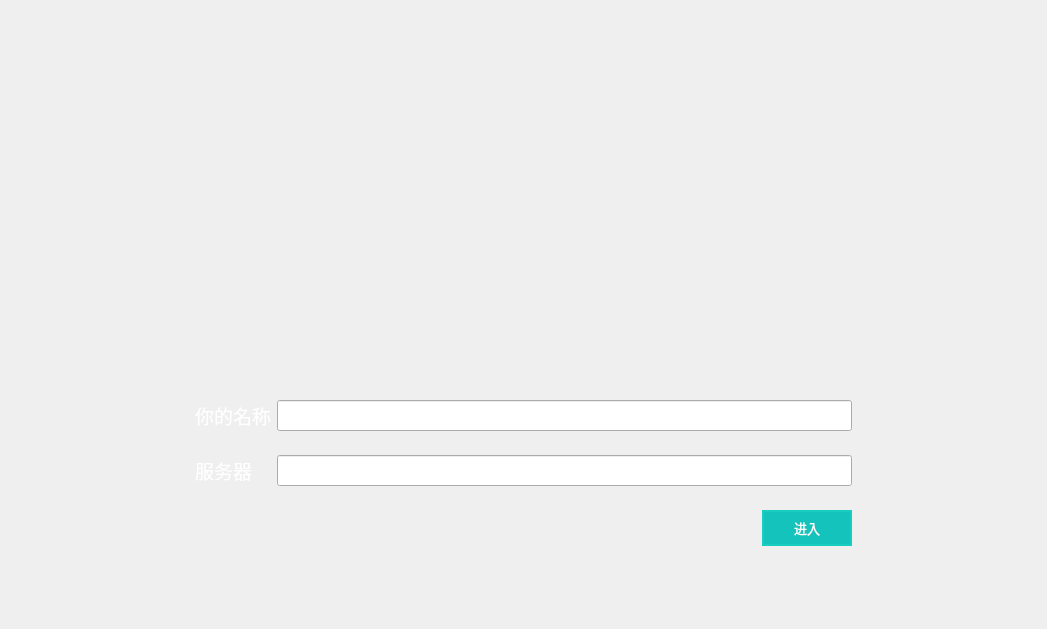
The window that Mainpage/mainpage.ui (jkjkil4/CloudSleep_JVer) describes before a commit, drawn with Qt 5.
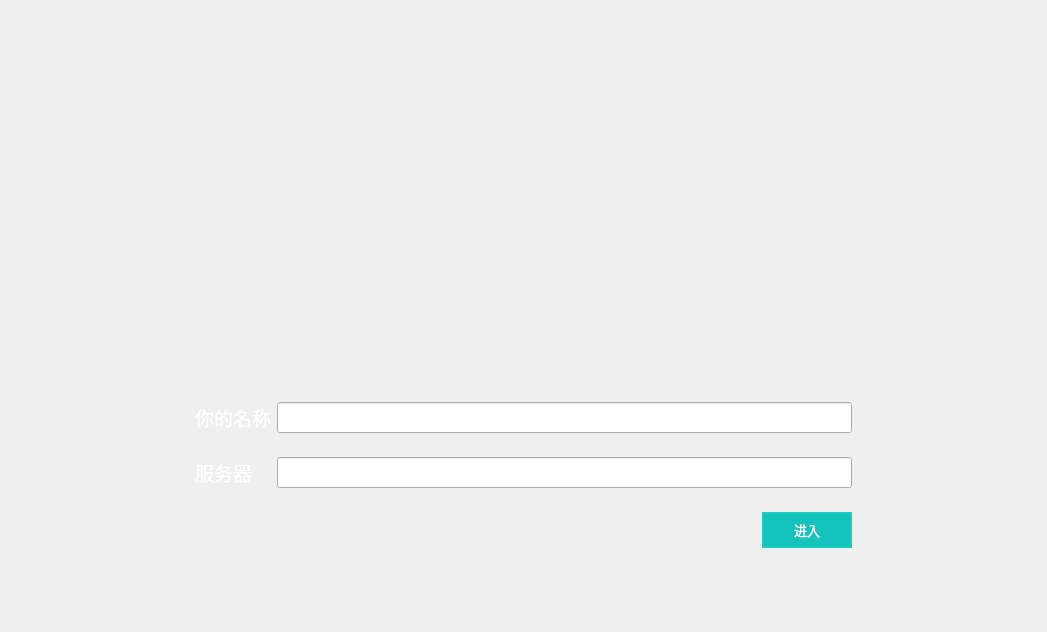
The same window after the commit. Icons and pictures are not drawn. Custom widgets are drawn as their Qt base class.

Diff of the .ui file:
```diff
--- a/Mainpage/mainpage.ui
+++ b/Mainpage/mainpage.ui
@@ -7,7 +7,7 @@
     <x>0</x>
     <y>0</y>
     <width>1047</width>
-    <height>629</height>
+    <height>632</height>
    </rect>
   </property>
   <property name="windowTitle">
```
Left out of the diff: 8 changed lines with no effect on the pictures.
